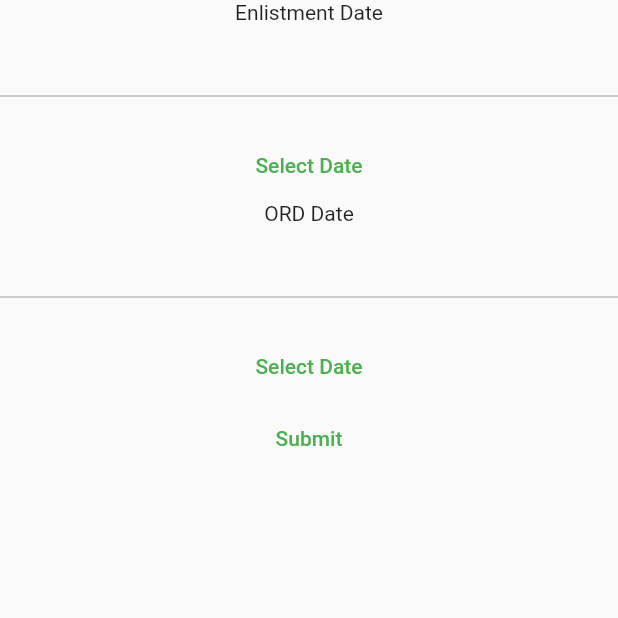
After one commit to ohy99/ORDCounter, a Flutter app: the screen it shows after launch, after a tap on "Submit", on a phone screen of 412 x 824 dp, the top half of it. The commit adds this screen. Run offline on Flutter 3.47's test engine with Material 2 defaults, Android fonts, the phone set to English and light mode, and no system bars; our stand-ins replace dots_indicator, lottie, shared_preferences; project files that could hold a hidden picture were left out.

Commit message:
splash, scroller, date setting

```diff
--- a/ord_counter_app/lib/main.dart
+++ b/ord_counter_app/lib/main.dart
@@ -4,6 +4,11 @@ import 'dart:io';
 import 'dart:async';
 
 import 'mainpageview.dart';
+
+import 'package:lottie/lottie.dart';
+import 'package:provider/provider.dart';
+import 'pages/Mainpage.dart';
+import 'setuppage.dart';
 
 void main() {
   runApp(MyApp());
@@ -50,26 +55,91 @@ class SplashPage extends StatefulWidget {
   SplashPageState createState() => SplashPageState();
 }
 
-class SplashPageState extends State<SplashPage> {
+class SplashPageState extends State<SplashPage> with SingleTickerProviderStateMixin  {
 
   //var gif;
+  AnimationController _animationController;
 
   @override
   void initState() {
+    _animationController = AnimationController(
+        vsync: this, duration: Duration(milliseconds: 5900));
+    _animationController.forward();
     super.initState();
 
-    //gif = decodeAnimation(File('assets/images/cute.gif').readAsBytesSync());
-    Timer(Duration(seconds: 2), () {
-      Navigator.pushReplacement(context , MaterialPageRoute(builder: (BuildContext context) => MainPageView()));
+    Timer(Duration(seconds: _animationController.duration.inSeconds), () {
+      Navigator.pushReplacement(context , MaterialPageRoute(builder: (BuildContext context) => SetupPage()));
     });
   }
 
   @override
+  void dispose() {
+    _animationController.dispose();
+    super.dispose();
+  }
+
+
+  @override
   Widget build(BuildContext context) {
     return Scaffold(
-      body: Center(
-        //child: Image.asset('assets/images/cute.gif'),
+          backgroundColor: Colors.white,
+          body: Stack(
+            children: <Widget>[
+              SplashIcon(animationController: _animationController),
+              TextandImage(animationController: _animationController)
+            ],
+          ),
+        );
+  }
+}
+
+
+class TextandImage extends StatelessWidget {
+  final AnimationController animationController;
+
+  TextandImage({
+    @required this.animationController,
+  });
+
+  @override
+  Widget build(BuildContext context) {
+    return Center(
+      child: FadeTransition(
+        opacity: animationController,
+        child: Text("OWADIO",
+            style: TextStyle(
+              fontWeight: FontWeight.bold,
+              fontSize: 16,
+            )),
       ),
     );
   }
 }
+
+class SplashIcon extends StatelessWidget {
+  final AnimationController animationController;
+
+  SplashIcon({
+    @required this.animationController,
+  });
+
+  @override
+  Widget build(BuildContext context) {
+    return Center(
+      child: FadeTransition(
+        opacity: animationController,
+        child: Container(
+          clipBehavior: Clip.antiAlias,
+          width: MediaQuery.of(context).size.width / 2,
+          height: MediaQuery.of(context).size.height / 4 - 17,
+          alignment: Alignment.center,
+          child: Lottie.asset("assets/images/NSman.json"),
+          decoration: BoxDecoration(
+              shape: BoxShape.rectangle,
+              color: Colors.lightBlue,
+              borderRadius: BorderRadius.circular(60)),
+        ),
+      ),
+    );
+  }
+}
--- /dev/null
+++ b/ord_counter_app/lib/mystrings.dart
@@ -0,0 +1,7 @@
+class MyStrings {
+  static const String sp_firsttime = "first_time?";
+  static const String sp_birthdate = "birthdate";
+  static const String sp_enlistmentdate = "enlistmentdate";
+  static const String sp_orddate = "orddate";
+  static const String sp_date_format = "dd MM yy";
+}
--- /dev/null
+++ b/ord_counter_app/lib/setuppage.dart
@@ -0,0 +1,109 @@
+import 'package:flutter/material.dart';
+
+import 'package:shared_preferences/shared_preferences.dart';
+import 'package:intl/intl.dart';
+import 'mystrings.dart';
+import 'mainpageview.dart';
+
+class SetupPage extends StatefulWidget {
+  @override
+  SetupPageState createState() => SetupPageState();
+}
+
+class SetupPageState extends State<SetupPage> {
+
+  Map<String, TextEditingController> controllerList = Map<String, TextEditingController>();
+  int numOfControllers = 2;
+  final _formKey = GlobalKey<FormState>();
+
+  @override
+  void initState() {
+    super.initState();
+
+
+    controllerList[MyStrings.sp_enlistmentdate] = TextEditingController();
+    controllerList[MyStrings.sp_orddate] = TextEditingController();
+    controllerList[MyStrings.sp_birthdate] = TextEditingController();
+  }
+
+  Future<Null> _selectDate(BuildContext context, TextEditingController controller) async {
+    final DateTime picked = await showDatePicker(
+        context: context,
+        initialDate: DateTime.now(),
+        firstDate: DateTime(2000),
+        lastDate: DateTime(2100));
+    if (picked != null)
+      setState(() {
+        //selectedDate = picked;
+        controller.text = DateFormat(MyStrings.sp_date_format).format(picked);
+      });
+  }
+
+  String _default_validator(String s) {
+    if (s.isEmpty) {
+      return 'Required field';
+    }
+    return null;
+  }
+
+  @override
+  void dispose() {
+    // Clean up the controller when the widget is disposed.
+    for(var tec in controllerList.values)
+      tec.dispose();
+    super.dispose();
+  }
+
+  @override
+  Widget build(BuildContext context) {
+    return Scaffold(
+
+      body: Form(
+        key: _formKey,
+        child: Column(
+          children: <Widget>[
+            // Add TextFormFields and ElevatedButton here.
+            Text('Enlistment Date'),
+            TextFormField(
+              controller: controllerList[MyStrings.sp_enlistmentdate],
+              enabled: false,
+              validator: _default_validator,
+            ),
+            TextButton(
+              onPressed: ()=>_selectDate(context, controllerList[MyStrings.sp_enlistmentdate]), child: Text('Select Date')
+            ),
+            Text('ORD Date'),
+            TextFormField(
+              controller: controllerList[MyStrings.sp_orddate],
+              enabled: false,
+              validator: _default_validator,
+            ),
+            TextButton(
+              onPressed: ()=>_selectDate(context, controllerList[MyStrings.sp_orddate]), child: Text('Select Date')
+            ),
+            TextButton(
+              onPressed: () {
+                if (_formKey.currentState.validate())
+                {
+                  submit_info();
+                }
+              },
+              child: Text('Submit')
+            ),
+          ]
+        )
+
+      )
+    );
+  }
+
+  void submit_info() async
+  {
+    final SharedPreferences prefs = await SharedPreferences.getInstance();
+    //prefs.setBool('first_time?', false);
+    prefs.setString(MyStrings.sp_enlistmentdate, controllerList[MyStrings.sp_enlistmentdate].value.text);
+    prefs.setString(MyStrings.sp_orddate, controllerList[MyStrings.sp_orddate].value.text);
+
+    Navigator.pushReplacement(context,  MaterialPageRoute(builder: (BuildContext context) => MainPageView()));
+  }
+}
--- a/ord_counter_app/pubspec.yaml
+++ b/ord_counter_app/pubspec.yaml
@@ -29,6 +29,9 @@ dependencies:
   games_services: ^1.0.0
   dots_indicator: ^2.0.0
   image: ^3.0.2
+  provider: ^5.0.0
+  lottie: ^1.0.1
+  intl: ^0.17.0
   # The following adds the Cupertino Icons font to your application.
   # Use with the CupertinoIcons class for iOS style icons.
   cupertino_icons: ^1.0.2
```
Also changed, not shown: ord_counter_app/lib/Pages/Mainpage.dart (+153 -0 lines), ord_counter_app/lib/homepage.dart (+35 -11 lines), ord_counter_app/lib/mainpageview.dart (+41 -13 lines).
